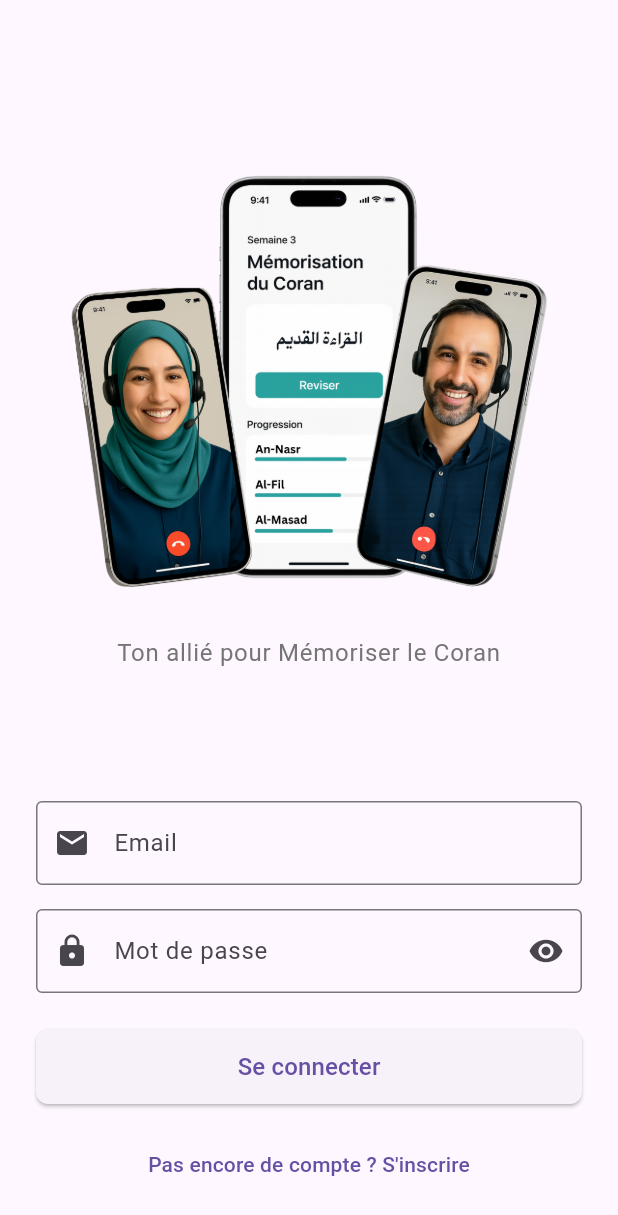
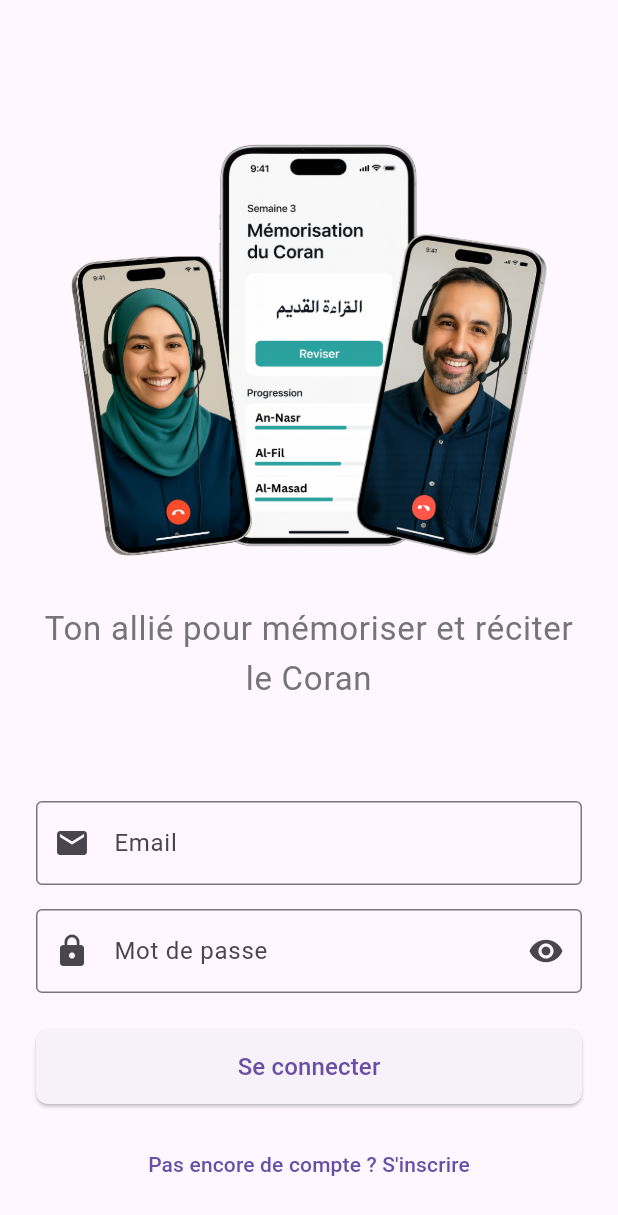
Before and after one commit to 1uc05/Deen-care, a Flutter app: the screen it shows after launch, on a phone screen of 412 x 824 dp. Shown: the top 1215 px of the screen. Run offline on Flutter 3.47's test engine with Material 3 defaults, Android fonts, the phone set to English and light mode, and no system bars; our stand-ins replace cloud_firestore, cloud_functions, firebase_auth, firebase_core, flutter_dotenv, go_router and 2 more; missing offline and left inert: agora_chat_sdk, agora_rtc_engine, dart:ffi; accounts and stored records are empty.

Commit message:
style: increase text size and update login page text
Signed-off-by: Lucas <lucas.teissier@protelec.fr>

```diff
--- a/lib/screens/login_screen.dart
+++ b/lib/screens/login_screen.dart
@@ -55,16 +55,16 @@ class _LoginScreenState extends State<LoginScreen> {
                 }
               });
 
-              return Column( // ⚡ Column simple - pas de scroll
+              return Column(
                 children: [
                   // Image adaptative - S'adapte intelligemment
                   Expanded(
-                    flex: _getImageFlex(keyboardVisible), // ⚡ Logique centralisée
+                    flex: _getImageFlex(keyboardVisible),
                     child: Center(
                       child: Column(
                         mainAxisAlignment: MainAxisAlignment.center,
                         children: [
-                          Flexible( // ⚡ Flexible au lieu d'Expanded
+                          Flexible(
                             child: Image.asset(
                               'lib/assets/images/img_app_mentor.png',
                               width: MediaQuery.of(context).size.width * 0.8,
@@ -74,10 +74,11 @@ class _LoginScreenState extends State<LoginScreen> {
                           if (!keyboardVisible) ...[
                             const SizedBox(height: 8),
                             Text(
-                              'Ton allié pour Mémoriser le Coran',
+                              'Ton allié pour mémoriser et réciter le Coran',
                               textAlign: TextAlign.center,
                               style: Theme.of(context).textTheme.bodyLarge?.copyWith(
                                 color: AppColors.textGrey,
+                                fontSize: 22,
                               ),
                             ),
                           ],
```
